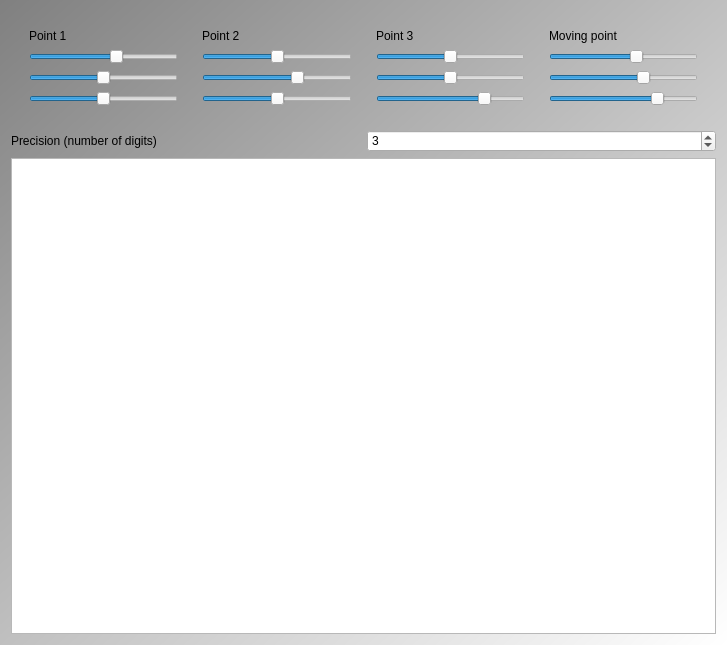
Old version of the form Tools/ToolTestPlane/qttestplanemaindialog.ui in the repository richelbilderbeek/ProjectRichelBilderbeek.
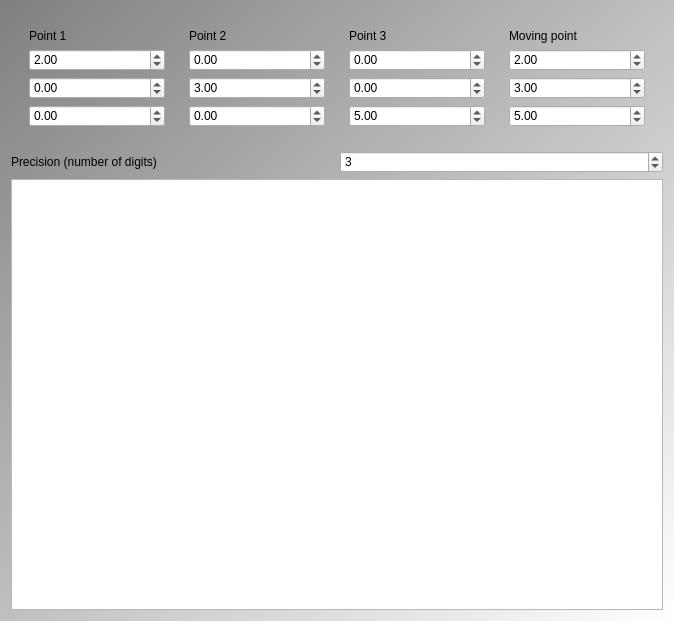
New version of the form. Icons and pictures are not drawn.

What changed in the file:
```diff
--- a/Tools/ToolTestPlane/qttestplanemaindialog.ui
+++ b/Tools/ToolTestPlane/qttestplanemaindialog.ui
@@ -6,8 +6,8 @@
    <rect>
     <x>0</x>
     <y>0</y>
-    <width>727</width>
-    <height>645</height>
+    <width>674</width>
+    <height>621</height>
    </rect>
   </property>
   <property name="windowTitle">
@@ -41,47 +41,35 @@
           </widget>
          </item>
          <item>
-          <widget class="QSlider" name="slider_x1">
+          <widget class="QDoubleSpinBox" name="box_x1">
            <property name="minimum">
-            <number>-10</number>
+            <double>-999999999.000000000000000</double>
            </property>
            <property name="maximum">
-            <number>10</number>
+            <double>999999999.000000000000000</double>
            </property>
            <property name="value">
-            <number>2</number>
+            <double>2.000000000000000</double>
            </property>
-           <property name="orientation">
-            <enum>Qt::Horizontal</enum>
-           </property>
           </widget>
          </item>
          <item>
-          <widget class="QSlider" name="slider_y1">
+          <widget class="QDoubleSpinBox" name="box_y1">
            <property name="minimum">
-            <number>-10</number>
+            <double>-999999999.000000000000000</double>
            </property>
            <property name="maximum">
-            <number>10</number>
+            <double>999999999.000000000000000</double>
            </property>
-           <property name="orientation">
-            <enum>Qt::Horizontal</enum>
-           </property>
           </widget>
          </item>
          <item>
-          <widget class="QSlider" name="slider_z1">
+          <widget class="QDoubleSpinBox" name="box_z1">
            <property name="minimum">
-            <number>-10</number>
+            <double>-999999999.000000000000000</double>
            </property>
            <property name="maximum">
-            <number>10</number>
-           </property>
-           <property name="value">
-            <number>0</number>
-           </property>
-           <property name="orientation">
-            <enum>Qt::Horizontal</enum>
+            <double>999999999.000000000000000</double>
            </property>
           </widget>
          </item>
@@ -99,44 +87,35 @@
           </widget>
          </item>
          <item>
-          <widget class="QSlider" name="slider_x2">
+          <widget class="QDoubleSpinBox" name="box_x2">
            <property name="minimum">
-            <number>-10</number>
+            <double>-999999999.000000000000000</double>
            </property>
            <property name="maximum">
-            <number>10</number>
-           </property>
-           <property name="orientation">
-            <enum>Qt::Horizontal</enum>
+            <double>999999999.000000000000000</double>
            </property>
           </widget>
          </item>
          <item>
-          <widget class="QSlider" name="slider_y2">
+          <widget class="QDoubleSpinBox" name="box_y2">
            <property name="minimum">
-            <number>-10</number>
+            <double>-999999999.000000000000000</double>
            </property>
            <property name="maximum">
-            <number>10</number>
+            <double>999999999.000000000000000</double>
            </property>
            <property name="value">
-            <number>3</number>
-           </property>
-           <property name="orientation">
-            <enum>Qt::Horizontal</enum>
+            <double>3.000000000000000</double>
            </property>
           </widget>
          </item>
          <item>
-          <widget class="QSlider" name="slider_z2">
+          <widget class="QDoubleSpinBox" name="box_z2">
            <property name="minimum">
-            <number>-10</number>
+            <double>-999999999.000000000000000</double>
            </property>
            <property name="maximum">
-            <number>10</number>
-           </property>
-           <property name="orientation">
-            <enum>Qt::Horizontal</enum>
+            <double>999999999.000000000000000</double>
            </property>
           </widget>
          </item>
@@ -154,44 +133,35 @@
           </widget>
          </item>
          <item>
-          <widget class="QSlider" name="slider_x3">
+          <widget class="QDoubleSpinBox" name="box_x3">
            <property name="minimum">
-            <number>-10</number>
+            <double>-999999999.000000000000000</double>
            </property>
            <property name="maximum">
-            <number>10</number>
+            <double>999999999.000000000000000</double>
            </property>
-           <property name="orientation">
-            <enum>Qt::Horizontal</enum>
-           </property>
           </widget>
          </item>
          <item>
-          <widget class="QSlider" name="slider_y3">
+          <widget class="QDoubleSpinBox" name="box_y3">
            <property name="minimum">
-            <number>-10</number>
+            <double>-999999999.000000000000000</double>
            </property>
            <property name="maximum">
-            <number>10</number>
+            <double>999999999.000000000000000</double>
            </property>
-           <property name="orientation">
-            <enum>Qt::Horizontal</enum>
-           </property>
           </widget>
          </item>
          <item>
-          <widget class="QSlider" name="slider_z3">
+          <widget class="QDoubleSpinBox" name="box_z3">
            <property name="minimum">
-            <number>-10</number>
+            <double>-999999999.000000000000000</double>
            </property>
            <property name="maximum">
-            <number>10</number>
+            <double>999999999.000000000000000</double>
            </property>
            <property name="value">
-            <number>5</number>
-           </property>
-           <property name="orientation">
-            <enum>Qt::Horizontal</enum>
+            <double>5.000000000000000</double>
            </property>
           </widget>
          </item>
@@ -209,50 +179,41 @@
           </widget>
          </item>
          <item>
-          <widget class="QSlider" name="slider_x">
+          <widget class="QDoubleSpinBox" name="box_x">
            <property name="minimum">
-            <number>-10</number>
+            <double>-999999999.000000000000000</double>
            </property>
            <property name="maximum">
-            <number>10</number>
+            <double>999999999.000000000000000</double>
            </property>
            <property name="value">
-            <number>2</number>
+            <double>2.000000000000000</double>
            </property>
-           <property name="orientation">
-            <enum>Qt::Horizontal</enum>
-           </property>
           </widget>
          </item>
          <item>
-          <widget class="QSlider" name="slider_y">
+          <widget class="QDoubleSpinBox" name="box_y">
            <property name="minimum">
-            <number>-10</number>
+            <double>-999999999.000000000000000</double>
            </property>
            <property name="maximum">
-            <number>10</number>
+            <double>999999999.000000000000000</double>
            </property>
            <property name="value">
-            <number>3</number>
+            <double>3.000000000000000</double>
            </property>
-           <property name="orientation">
-            <enum>Qt::Horizontal</enum>
-           </property>
           </widget>
          </item>
          <item>
-          <widget class="QSlider" name="slider_z">
+          <widget class="QDoubleSpinBox" name="box_z">
            <property name="minimum">
-            <number>-10</number>
+            <double>-999999999.000000000000000</double>
            </property>
            <property name="maximum">
-            <number>10</number>
+            <double>999999999.000000000000000</double>
            </property>
            <property name="value">
-            <number>5</number>
-           </property>
-           <property name="orientation">
-            <enum>Qt::Horizontal</enum>
+            <double>5.000000000000000</double>
            </property>
           </widget>
          </item>
@@ -278,6 +239,12 @@
    </item>
    <item row="2" column="0" colspan="2">
     <widget class="QPlainTextEdit" name="text">
+     <property name="lineWrapMode">
+      <enum>QPlainTextEdit::WidgetWidth</enum>
+     </property>
+     <property name="readOnly">
+      <bool>true</bool>
+     </property>
      <property name="plainText">
       <string/>
      </property>
```
Left out of the diff: 8 changed lines with no effect on the pictures.
